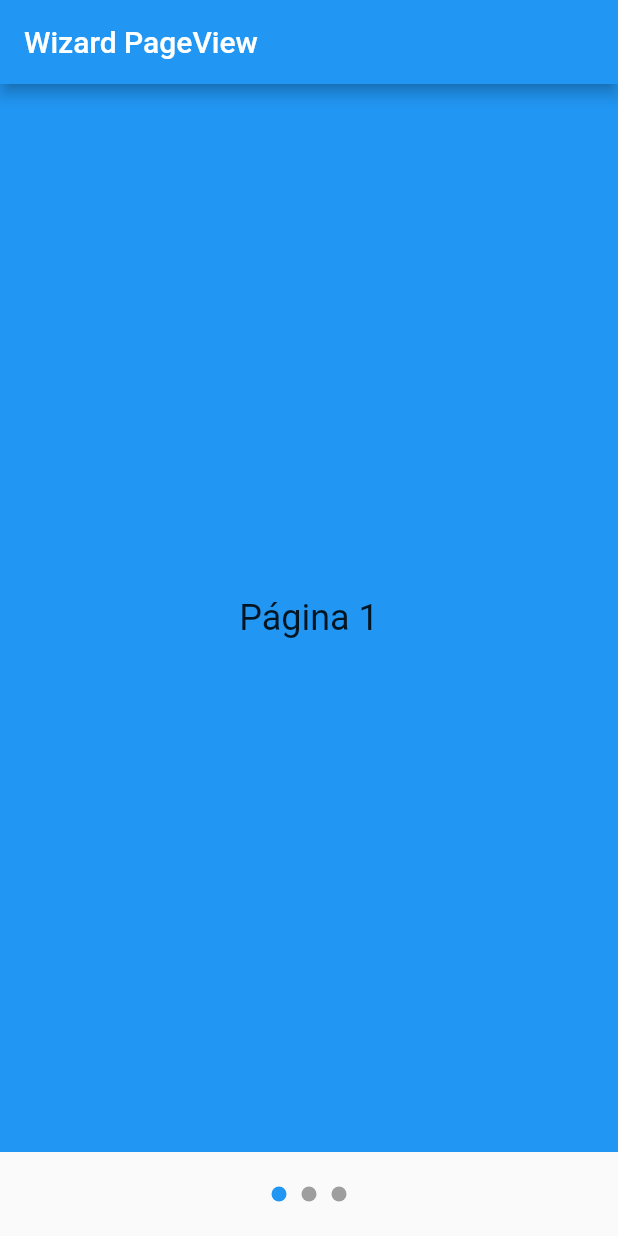
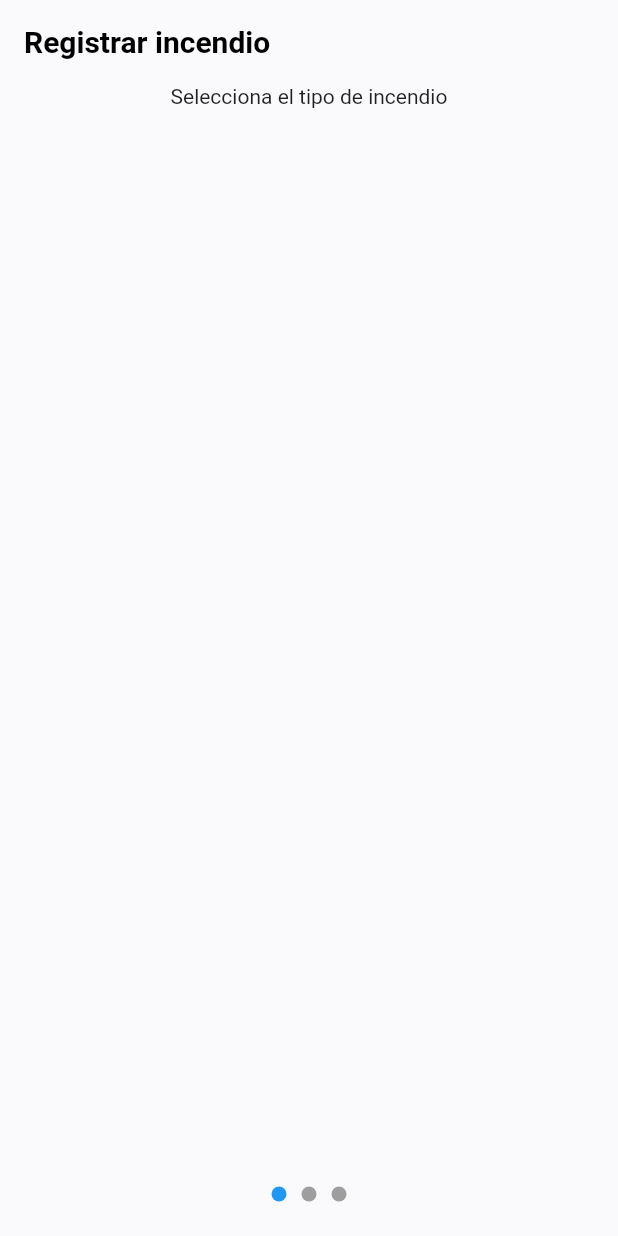
Before and after one commit to JosueLemus/bomberos_ya, a Flutter app: the screen it shows after launch, on a phone screen of 412 x 824 dp. Run offline on Flutter 3.47's test engine with Material 2 defaults, Android fonts, the light colour scheme and no system bars.

Commit message:
Create wizard and styles

```diff
--- /dev/null
+++ b/lib/config/theme/app_colors.dart
@@ -0,0 +1,8 @@
+import 'package:flutter/material.dart';
+
+class AppColors {
+  static const Color primaryBackground = Color(0xFFFAFAFC);
+  static const Color primaryText = Color(0xFF000000);
+  static const Color secondaryText = Color(0xFF666666);
+  static const Color primaryColor = Color(0xFFEA5D5B);
+}
--- /dev/null
+++ b/lib/config/theme/light_theme.dart
@@ -0,0 +1,21 @@
+import 'package:flutter/material.dart';
+
+import 'app_colors.dart';
+
+
+class AppTheme {
+  static ThemeData lightTheme = ThemeData(
+    primaryColor: AppColors.primaryBackground, // Color de fondo para AppBar
+    scaffoldBackgroundColor: AppColors.primaryBackground,
+    appBarTheme: const AppBarTheme(
+      elevation: 0, // Sin elevación en el AppBar
+      backgroundColor: AppColors.primaryBackground, // Color de fondo del AppBar
+      iconTheme: IconThemeData(color: AppColors.primaryText), // Color del icono de retroceso
+      titleTextStyle: TextStyle(
+          color: AppColors.primaryText, // Color del texto del AppBar
+          fontSize: 20, // Tamaño de fuente del título del AppBar
+          fontWeight: FontWeight.bold,
+        ),
+    ),
+  );
+}
--- /dev/null
+++ b/lib/config/theme/text_styles.dart
@@ -0,0 +1,21 @@
+import 'package:flutter/material.dart';
+
+import 'app_colors.dart';
+
+class TextStyles {
+  static const TextStyle primaryTextStyle = TextStyle(
+    color: AppColors.primaryText,
+    fontSize: 16,
+  );
+
+  static const TextStyle secondaryTextStyle = TextStyle(
+    color: AppColors.secondaryText,
+    fontSize: 16,
+  );
+
+  static const TextStyle boldSecondaryLargeTextStyle = TextStyle(
+    color: AppColors.secondaryText,
+    fontSize: 18,
+    fontWeight: FontWeight.bold,
+  );
+}
--- a/lib/main.dart
+++ b/lib/main.dart
@@ -1,4 +1,6 @@
+import 'package:bomberos_ya/presentation/screens/wizard_report/simple_report_screen.dart';
 import 'package:flutter/material.dart';
+import 'config/theme/light_theme.dart';
 
 void main() => runApp(MyApp());
 
@@ -6,117 +8,8 @@
   @override
   Widget build(BuildContext context) {
     return MaterialApp(
-      home: WizardPage(),
+      home: SimpleReportScreen(),
+      theme: AppTheme.lightTheme,
     );
   }
 }
-
-class WizardPage extends StatefulWidget {
-  @override
-  _WizardPageState createState() => _WizardPageState();
-}
-
-class _WizardPageState extends State<WizardPage> {
-  PageController _pageController = PageController(initialPage: 0);
-  int _currentPage = 0;
-  int _totalPages = 3;
-
-  @override
-  Widget build(BuildContext context) {
-    return Scaffold(
-      appBar: AppBar(
-        title: Text("Wizard PageView"),
-      ),
-      body: Column(
-        children: [
-          Expanded(
-            child: PageView(
-              controller: _pageController,
-              onPageChanged: (int page) {
-                setState(() {
-                  _currentPage = page;
-                });
-              },
-              children: [
-                // Pantalla 1
-                Container(
-                  color: Colors.blue,
-                  child: Center(
-                    child: Text("Página 1", style: TextStyle(fontSize: 24)),
-                  ),
-                ),
-                // Pantalla 2
-                Container(
-                  color: Colors.green,
-                  child: Center(
-                    child: Text("Página 2", style: TextStyle(fontSize: 24)),
-                  ),
-                ),
-                // Pantalla 3
-                Container(
-                  color: Colors.orange,
-                  child: Center(
-                    child: Text("Página 3", style: TextStyle(fontSize: 24)),
-                ))
-              ],
-            ),
-          ),
-          Padding(
-            padding: const EdgeInsets.symmetric(vertical: 23),
-            child: Row(
-              mainAxisAlignment: MainAxisAlignment.center,
-              children: List.generate(_totalPages, (index) {
-                return Container(
-                  width: 10.0,
-                  height: 10.0,
-                  margin: EdgeInsets.symmetric(horizontal: 5.0),
-                  decoration: BoxDecoration(
-                    shape: BoxShape.circle,
-                    color: _currentPage == index ? Colors.blue : Colors.grey,
-                  ),
-                );
-              }),
-            ),
-          ),
-
-          //   Padding(
-          //   padding: const EdgeInsets.all(16.0),
-          //   child: Row(
-          //     mainAxisAlignment: MainAxisAlignment.spaceBetween,
-          //     children: [
-          //       if (_currentPage > 0)
-          //         TextButton(
-          //           onPressed: () {
-          //             _pageController.previousPage(
-          //               duration: Duration(milliseconds: 500),
-          //               curve: Curves.ease,
-          //             );
-          //           },
-          //           child: Text("Anterior"),
-          //         )
-          //       else
-          //         Container(), // Para ocupar espacio, pero estar invisible
-
-          //       Text("Página $_currentPage de $_totalPages"),
-
-          //       if (_currentPage < _totalPages - 1)
-          //         TextButton(
-          //           onPressed: () {
-          //             _pageController.nextPage(
-          //               duration: Duration(milliseconds: 500),
-          //               curve: Curves.ease,
-          //             );
-          //           },
-          //           child: Text("Siguiente"),
-          //         )
-          //       else
-          //         Container(), // Para ocupar espacio, pero estar invisible
-          //     ],
-          //   ),
-          // ),
-
-        ],
-      ),
-    );
-  }
-}
--- /dev/null
+++ b/lib/presentation/screens/wizard_report/add_images_screen.dart
@@ -0,0 +1,14 @@
+import 'package:flutter/material.dart';
+
+class AddImagesScreen extends StatelessWidget {
+  const AddImagesScreen({super.key});
+
+  @override
+  Widget build(BuildContext context) {
+    return Column(
+      children: [
+        Text('Selecciona el tipo de incendio')
+      ],
+    );
+  }
+}
--- /dev/null
+++ b/lib/presentation/screens/wizard_report/comment_screen.dart
@@ -0,0 +1,10 @@
+import 'package:flutter/material.dart';
+
+class CommentsScreen extends StatelessWidget {
+  const CommentsScreen({super.key});
+
+  @override
+  Widget build(BuildContext context) {
+    return Container();
+  }
+}
--- /dev/null
+++ b/lib/presentation/screens/wizard_report/simple_report_screen.dart
@@ -0,0 +1,63 @@
+import 'package:bomberos_ya/presentation/screens/wizard_report/add_images_screen.dart';
+import 'package:bomberos_ya/presentation/screens/wizard_report/type_of_fire.dart';
+import 'package:flutter/material.dart';
+
+import 'comment_screen.dart';
+
+class SimpleReportScreen extends StatefulWidget {
+  const SimpleReportScreen({super.key});
+
+  @override
+  SimpleReportScreenState createState() => SimpleReportScreenState();
+}
+
+class SimpleReportScreenState extends State<SimpleReportScreen> {
+  final PageController _pageController = PageController(initialPage: 0);
+  int _currentPage = 0;
+  final int _totalPages = 3;
+
+  @override
+  Widget build(BuildContext context) {
+    return Scaffold(
+      appBar: AppBar(
+        title: const Text("Registrar incendio"),
+      ),
+      body: Column(
+        children: [
+          Expanded(
+            child: PageView(
+              controller: _pageController,
+              onPageChanged: (int page) {
+                setState(() {
+                  _currentPage = page;
+                });
+              },
+              children: const [
+                TypeOfFire(),
+                CommentsScreen(),
+                AddImagesScreen()
+              ],
+            ),
+          ),
+          Padding(
+            padding: const EdgeInsets.symmetric(vertical: 23),
+            child: Row(
+              mainAxisAlignment: MainAxisAlignment.center,
+              children: List.generate(_totalPages, (index) {
+                return Container(
+                  width: 10.0,
+                  height: 10.0,
+                  margin: const EdgeInsets.symmetric(horizontal: 5.0),
+                  decoration: BoxDecoration(
+                    shape: BoxShape.circle,
+                    color: _currentPage == index ? Colors.blue : Colors.grey,
+                  ),
+                );
+              }),
+            ),
+          ),
+        ],
+      ),
+    );
+  }
+}
--- /dev/null
+++ b/lib/presentation/screens/wizard_report/type_of_fire.dart
@@ -0,0 +1,14 @@
+import 'package:flutter/material.dart';
+
+class TypeOfFire extends StatelessWidget {
+  const TypeOfFire({super.key});
+
+  @override
+  Widget build(BuildContext context) {
+    return Column(
+      children: [
+        Text('Selecciona el tipo de incendio')
+      ],
+    );
+  }
+}
```
